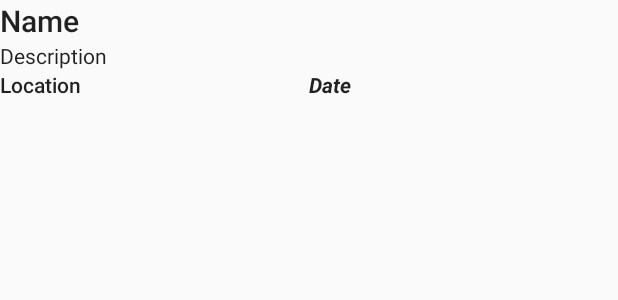
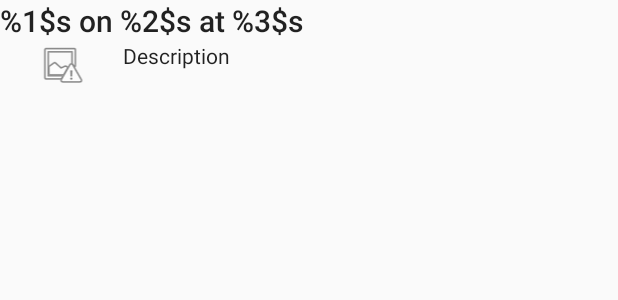
Before and after one commit to muraguri2005/events_catalog_android, an Android app: the layout event_item.xml on its own in the app's theme, with its tools: preview values and no code run, on a phone screen of 412 x 824 dp. Shown: the top 300 px of the screen. Run offline under Robolectric (Android 15) with nearby library versions, the phone set to English and light mode, and no system bars.

Commit message:
improvements and more functionality added to events creation, listing and display

```diff
--- a/app/build.gradle
+++ b/app/build.gradle
@@ -26,10 +26,12 @@ dependencies {
     compile 'com.android.support:appcompat-v7:25.3.1'
     compile 'com.android.support:support-v4:25.3.1'
     compile 'com.android.support:design:25.3.1'
+    compile 'com.android.support:cardview-v7:25.3.1'
     compile 'com.google.firebase:firebase-core:10.0.1'
     compile 'com.google.firebase:firebase-database:10.0.1'
     compile 'com.google.firebase:firebase-auth:10.0.1'
     compile 'org.roboguice:roboguice:3.0.1'
     compile 'com.firebaseui:firebase-ui-database:1.1.1'
+    compile 'com.google.android.gms:play-services-places:10.0.1'
 }
 apply plugin: 'com.google.gms.google-services'
--- a/app/src/main/AndroidManifest.xml
+++ b/app/src/main/AndroidManifest.xml
@@ -7,6 +7,8 @@
         android:label="@string/app_name"
         android:supportsRtl="true"
         android:theme="@style/AppTheme">
+        <meta-data android:name="com.google.android.geo.API_KEY"
+            android:value="AIzaSyCDhpnYZ-HfDCafFQiVkG6sq2FjQCaIkXI"/>
         <activity android:name=".MainActivity" android:label="@string/events_title">
             <intent-filter>
                 <action android:name="android.intent.action.MAIN" />
--- a/app/src/main/res/layout/event_item.xml
+++ b/app/src/main/res/layout/event_item.xml
@@ -1,41 +1,38 @@
 <?xml version="1.0" encoding="utf-8"?>
 <LinearLayout xmlns:android="http://schemas.android.com/apk/res/android"
+    xmlns:app="http://schemas.android.com/apk/res-auto"
     android:orientation="vertical" android:layout_width="match_parent"
     android:layout_height="wrap_content">
     <TextView
         android:layout_width="match_parent"
         android:layout_height="wrap_content"
-        android:id="@+id/eventName"
+        android:id="@+id/eventTitle"
         android:textAppearance="@style/TextAppearance.AppCompat.Title"
-        android:text="@string/event_name_title"/>
-    <TextView
-        android:layout_width="match_parent"
-        android:layout_height="wrap_content"
-        android:id="@+id/eventDescription"
-        android:textAppearance="@style/TextAppearance.AppCompat.Body1"
-        android:text="@string/event_description_title"
-        />
+        android:text="@string/event_title"/>
+
     <LinearLayout
         android:layout_width="match_parent"
         android:layout_height="wrap_content" android:orientation="horizontal">
+        <ImageView
+            android:id="@+id/imageView"
+            android:layout_width="0dp"
+            android:layout_weight="0.2"
+            android:layout_height="wrap_content"
+            app:srcCompat="@android:drawable/ic_menu_report_image"
+            android:contentDescription="event image" />
+
         <TextView
             android:layout_width="0dp"
-            android:layout_weight="0.5"
+            android:layout_weight="0.8"
             android:layout_height="wrap_content"
-            android:id="@+id/eventLocation"
-            android:textAppearance="@style/TextAppearance.AppCompat.Body2"
-            android:text="@string/location"/>
-        <TextView
-            android:layout_width="0dp"
-            android:layout_weight="0.5"
-            android:layout_height="wrap_content"
-            android:id="@+id/eventDate"
+            android:id="@+id/eventDescription"
             android:textAppearance="@style/TextAppearance.AppCompat.Body1"
-            android:text="@string/date"
-            android:textStyle="italic|bold"/>
+            android:text="@string/event_description_title"
+            />
     </LinearLayout>
     <android.support.v4.widget.Space
         android:layout_width="match_parent"
         android:layout_height="10dp"
         android:background="@android:drawable/screen_background_dark_transparent" />
+
 </LinearLayout>
--- a/app/src/main/res/values/strings.xml
+++ b/app/src/main/res/values/strings.xml
@@ -4,11 +4,9 @@
     <string name="events_title">Events</string>
     <string name="my_events_title">My Events</string>
     <string name="event_name_title">Name</string>
+    <string name="event_title">%1$s on %2$s at %3$s</string>
     <string name="event_description_title">Description</string>
     <string name="event_save_title">Save Event</string>
-
-    <!-- TODO: Remove or change this placeholder text -->
-    <string name="hello_blank_fragment">Hello blank fragment</string>
     <string name="prompt_email">Email</string>
     <string name="prompt_password">Password</string>
     <string name="action_sign_in">Sign In</string>
--- a/build.gradle
+++ b/build.gradle
@@ -5,7 +5,7 @@ buildscript {
         jcenter()
     }
     dependencies {
-        classpath 'com.android.tools.build:gradle:2.3.1'
+        classpath 'com.android.tools.build:gradle:2.3.3'
         classpath 'com.google.gms:google-services:3.0.0'
     }
 }
```
Also changed, not shown: app/src/main/java/android/freelessons/org/sampleandroidappusingfirebase/MainActivity.java (+13 -10 lines), app/src/main/java/android/freelessons/org/sampleandroidappusingfirebase/domain/Event.java (+8 -8 lines), app/src/main/java/android/freelessons/org/sampleandroidappusingfirebase/ui/EventActivity.java (+23 -1 lines), app/src/main/res/layout/event.xml (+11 -0 lines).
